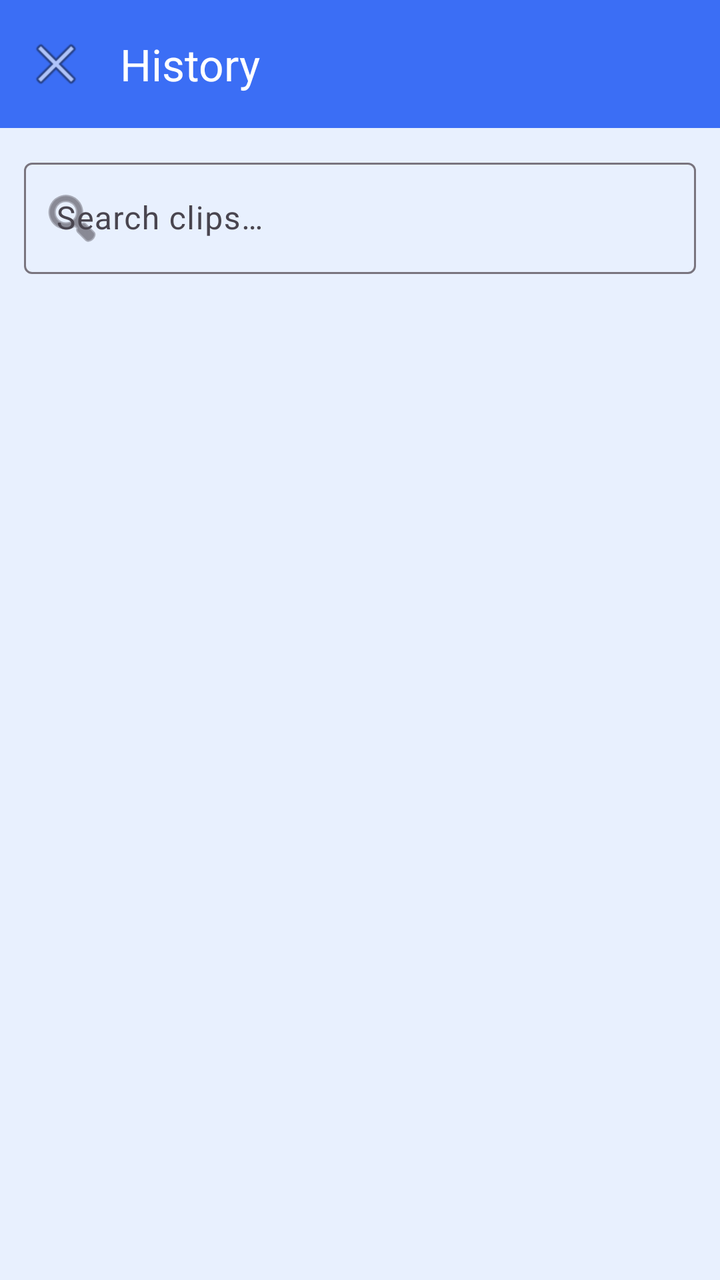
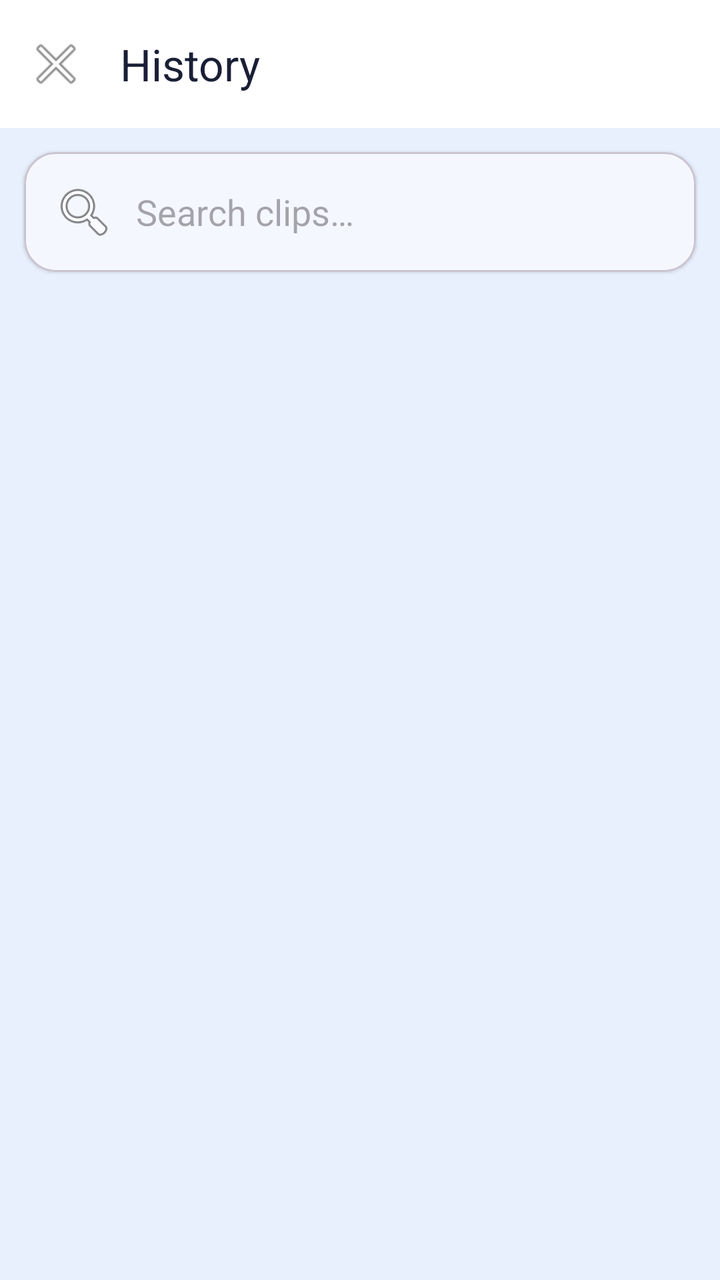

An Android layout rendered at two revisions. The XML below is the earlier revision; the diff shows what the commit changed to produce the second picture.
<!-- AndroidManifest.xml: activity theme Theme.JeromeLens -->
<!-- res/layout/activity_history.xml -->
<?xml version="1.0" encoding="utf-8"?>
<androidx.constraintlayout.widget.ConstraintLayout
    xmlns:android="http://schemas.android.com/apk/res/android"
    xmlns:app="http://schemas.android.com/apk/res-auto"
    android:layout_width="match_parent"
    android:layout_height="match_parent">

    <com.google.android.material.appbar.MaterialToolbar
        android:id="@+id/toolbar"
        android:layout_width="0dp"
        android:layout_height="?attr/actionBarSize"
        android:background="@color/primary"
        app:title="@string/history"
        app:titleTextColor="@color/white"
        app:navigationIcon="@android:drawable/ic_menu_close_clear_cancel"
        app:layout_constraintTop_toTopOf="parent"
        app:layout_constraintStart_toStartOf="parent"
        app:layout_constraintEnd_toEndOf="parent" />

    <com.google.android.material.textfield.TextInputLayout
        android:id="@+id/searchLayout"
        style="@style/Widget.Material3.TextInputLayout.OutlinedBox"
        android:layout_width="0dp"
        android:layout_height="wrap_content"
        android:layout_margin="12dp"
        app:layout_constraintTop_toBottomOf="@id/toolbar"
        app:layout_constraintStart_toStartOf="parent"
        app:layout_constraintEnd_toEndOf="parent"
        app:startIconDrawable="@android:drawable/ic_menu_search">

        <com.google.android.material.textfield.TextInputEditText
            android:id="@+id/searchEditText"
            android:layout_width="match_parent"
            android:layout_height="wrap_content"
            android:hint="@string/search_hint"
            android:imeOptions="actionSearch"
            android:inputType="text" />
    </com.google.android.material.textfield.TextInputLayout>

    <HorizontalScrollView
        android:id="@+id/categoryScroll"
        android:layout_width="0dp"
        android:layout_height="wrap_content"
        android:scrollbars="none"
        android:layout_marginHorizontal="8dp"
        app:layout_constraintTop_toBottomOf="@id/searchLayout"
        app:layout_constraintStart_toStartOf="parent"
        app:layout_constraintEnd_toEndOf="parent">

        <com.google.android.material.chip.ChipGroup
            android:id="@+id/categoryChipGroup"
            android:layout_width="wrap_content"
            android:layout_height="wrap_content"
            app:singleSelection="true"
            app:selectionRequired="false" />
    </HorizontalScrollView>

    <androidx.recyclerview.widget.RecyclerView
        android:id="@+id/recyclerView"
        android:layout_width="0dp"
        android:layout_height="0dp"
        android:clipToPadding="false"
        android:padding="8dp"
        app:layout_constraintTop_toBottomOf="@id/categoryScroll"
        app:layout_constraintBottom_toBottomOf="parent"
        app:layout_constraintStart_toStartOf="parent"
        app:layout_constraintEnd_toEndOf="parent" />

    <TextView
        android:id="@+id/emptyView"
        android:layout_width="wrap_content"
        android:layout_height="wrap_content"
        android:text="@string/no_clips"
        android:textSize="16sp"
        android:visibility="gone"
        app:layout_constraintTop_toTopOf="@id/recyclerView"
        app:layout_constraintBottom_toBottomOf="@id/recyclerView"
        app:layout_constraintStart_toStartOf="parent"
        app:layout_constraintEnd_toEndOf="parent" />

</androidx.constraintlayout.widget.ConstraintLayout>
<!-- resources referenced by this layout -->
<resources>
  <color name="primary">#3B6EF5</color>
  <color name="white">#FFFFFF</color>
  <string name="history">History</string>
  <string name="no_clips">No clips yet. Take a screenshot or upload images to get started!</string>
  <string name="search_hint">Search clips…</string>
  <style name="Theme.JeromeLens" parent="Theme.Material3.Light.NoActionBar">
          <item name="colorPrimary">@color/primary</item>
          <item name="colorPrimaryVariant">@color/primary_dark</item>
          <item name="colorOnPrimary">@color/white</item>
          <item name="colorSecondary">@color/secondary</item>
          <item name="colorOnSecondary">@color/white</item>
          <item name="android:statusBarColor">@color/background</item>
          <item name="android:navigationBarColor">@color/background</item>
          <item name="android:windowBackground">@color/background</item>
          <item name="android:windowLightStatusBar">true</item>
          <item name="colorSurface">@color/surface</item>
          <item name="colorOnSurface">@color/text_primary</item>
      </style>
  <color name="primary_dark">#2A56D4</color>
  <color name="secondary">#7C5CFC</color>
  <color name="background">#E8F0FE</color>
  <color name="surface">#FFFFFF</color>
  <color name="text_primary">#1A1F36</color>
</resources>

<!-- the commit's change to res/layout/activity_history.xml (unified diff, before → after) -->
@@ -3,47 +3,54 @@
     xmlns:android="http://schemas.android.com/apk/res/android"
     xmlns:app="http://schemas.android.com/apk/res-auto"
     android:layout_width="match_parent"
-    android:layout_height="match_parent">
+    android:layout_height="match_parent"
+    android:background="@color/background">
 
     <com.google.android.material.appbar.MaterialToolbar
         android:id="@+id/toolbar"
         android:layout_width="0dp"
         android:layout_height="?attr/actionBarSize"
-        android:background="@color/primary"
+        android:background="@color/surface"
         app:title="@string/history"
-        app:titleTextColor="@color/white"
+        app:titleTextColor="@color/text_primary"
         app:navigationIcon="@android:drawable/ic_menu_close_clear_cancel"
         app:layout_constraintTop_toTopOf="parent"
         app:layout_constraintStart_toStartOf="parent"
         app:layout_constraintEnd_toEndOf="parent" />
 
-    <com.google.android.material.textfield.TextInputLayout
-        android:id="@+id/searchLayout"
-        style="@style/Widget.Material3.TextInputLayout.OutlinedBox"
+    <com.google.android.material.card.MaterialCardView
+        android:id="@+id/searchCard"
         android:layout_width="0dp"
         android:layout_height="wrap_content"
         android:layout_margin="12dp"
+        app:cardCornerRadius="16dp"
+        app:cardElevation="1dp"
+        app:cardBackgroundColor="@color/surface"
         app:layout_constraintTop_toBottomOf="@id/toolbar"
         app:layout_constraintStart_toStartOf="parent"
-        app:layout_constraintEnd_toEndOf="parent"
-        app:startIconDrawable="@android:drawable/ic_menu_search">
+        app:layout_constraintEnd_toEndOf="parent">
 
         <com.google.android.material.textfield.TextInputEditText
             android:id="@+id/searchEditText"
             android:layout_width="match_parent"
             android:layout_height="wrap_content"
             android:hint="@string/search_hint"
+            android:background="@android:color/transparent"
+            android:padding="14dp"
             android:imeOptions="actionSearch"
-            android:inputType="text" />
-    </com.google.android.material.textfield.TextInputLayout>
+            android:inputType="text"
+            android:drawableStart="@android:drawable/ic_menu_search"
+            android:drawablePadding="10dp" />
+    </com.google.android.material.card.MaterialCardView>
 
     <HorizontalScrollView
         android:id="@+id/categoryScroll"
         android:layout_width="0dp"
         android:layout_height="wrap_content"
         android:scrollbars="none"
-        android:layout_marginHorizontal="8dp"
-        app:layout_constraintTop_toBottomOf="@id/searchLayout"
+        android:paddingHorizontal="12dp"
+        android:clipToPadding="false"
+        app:layout_constraintTop_toBottomOf="@id/searchCard"
         app:layout_constraintStart_toStartOf="parent"
         app:layout_constraintEnd_toEndOf="parent">
 
@@ -60,7 +67,7 @@
         android:layout_width="0dp"
         android:layout_height="0dp"
         android:clipToPadding="false"
-        android:padding="8dp"
+        android:padding="10dp"
         app:layout_constraintTop_toBottomOf="@id/categoryScroll"
         app:layout_constraintBottom_toBottomOf="parent"
         app:layout_constraintStart_toStartOf="parent"
@@ -71,7 +78,8 @@
         android:layout_width="wrap_content"
         android:layout_height="wrap_content"
         android:text="@string/no_clips"
-        android:textSize="16sp"
+        android:textSize="15sp"
+        android:textColor="@color/text_secondary"
         android:visibility="gone"
         app:layout_constraintTop_toTopOf="@id/recyclerView"
         app:layout_constraintBottom_toBottomOf="@id/recyclerView"
<!-- resource entries referenced after the edit -->
@@ -1,7 +1,9 @@
 <!-- resources referenced by this layout -->
 <resources>
-  <color name="primary">#3B6EF5</color>
-  <color name="white">#FFFFFF</color>
+  <color name="background">#E8F0FE</color>
+  <color name="surface">#FFFFFF</color>
+  <color name="text_primary">#1A1F36</color>
+  <color name="text_secondary">#6B7280</color>
   <string name="history">History</string>
   <string name="no_clips">No clips yet. Take a screenshot or upload images to get started!</string>
   <string name="search_hint">Search clips…</string>
@@ -18,10 +20,9 @@
           <item name="colorSurface">@color/surface</item>
           <item name="colorOnSurface">@color/text_primary</item>
       </style>
+  <color name="primary">#3B6EF5</color>
   <color name="primary_dark">#2A56D4</color>
+  <color name="white">#FFFFFF</color>
   <color name="secondary">#7C5CFC</color>
-  <color name="background">#E8F0FE</color>
-  <color name="surface">#FFFFFF</color>
-  <color name="text_primary">#1A1F36</color>
 </resources>
 
